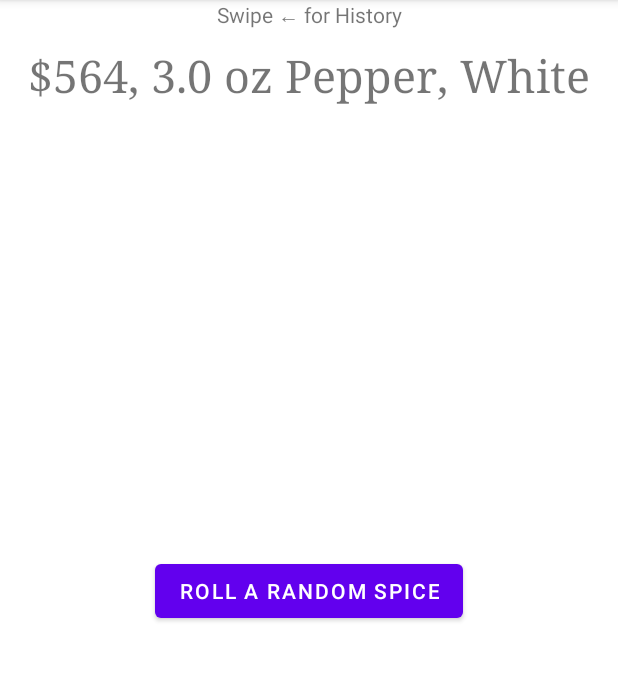
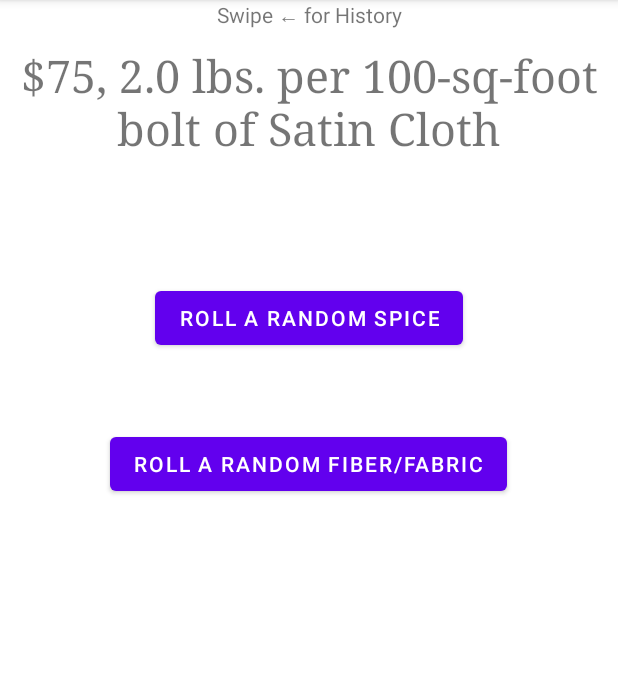
Before and after one commit to Patchcoat/random_treasure, an Android app: the screen it shows after launch (MainActivity), in the options menu, after a tap on "Settings", on a phone screen of 412 x 824 dp, the part 84-765 px from its top. Run offline under Robolectric (Android 15) with nearby library versions, the phone set to English and light mode, and no system bars.

Commit message:
Fiber and Fabric builder

```diff
--- a/app/src/main/java/com/metallicim/randomtreasure/FirstFragment.java
+++ b/app/src/main/java/com/metallicim/randomtreasure/FirstFragment.java
@@ -49,5 +49,6 @@ public class FirstFragment extends Fragment {
         treasureText = view.findViewById(R.id.treasure);
 
         view.findViewById(R.id.button_spice).setOnClickListener(view1 -> treasureHandler(TreasureBuilder.buildSpice()));
+        view.findViewById(R.id.button_fiber).setOnClickListener(view1 -> treasureHandler(TreasureBuilder.buildFiber()));
     }
 }
--- a/app/src/main/java/com/metallicim/randomtreasure/TreasureBuilder.java
+++ b/app/src/main/java/com/metallicim/randomtreasure/TreasureBuilder.java
@@ -3,6 +3,8 @@ package com.metallicim.randomtreasure;
 import java.text.DecimalFormat;
 import java.text.DecimalFormatSymbols;
 import java.util.Locale;
+
+import javax.crypto.SealedObject;
 
 /**
  * <h1>Treasure Builder Object</h1>
@@ -14,24 +16,126 @@ import java.util.Locale;
 public class TreasureBuilder {
 
     /**
+     * Generates a random integer between 0 and max exclusive
+     * @param max the highest value to be generated
+     * @return a random integer between 0 and max exclusive
+     */
+    public static int randomInt(int max) {
+        return (int) ((max) * Math.random());
+    }
+
+    /**
+     * Sum every element in an array
+     * @param array an integer array
+     * @return the sum of every element in an array
+     */
+    public static int ArraySum(int[] array) {
+        int sum = 0;
+        for (int value : array) {
+            sum += value;
+        }
+        return sum;
+    }
+
+    /**
+     * Sums only the beginning elements in an array
+     * @param array an integer array
+     * @param count the number of elements to sum, starting from the beginning
+     * @return the sum of the first 'count' elements in the array
+     */
+    public static int PartialArraySum(int[] array, int count) {
+        int sum = 0;
+        for (int i = 0; i < count && i < array.length; i++) {
+            sum += array[i];
+        }
+        return sum;
+    }
+
+    /**
+     * The sum of all the contents of all the arrays
+     * @param arrays an array of arrays containing integers
+     * @return the sum of every element in every array
+     */
+    public static int SumArrays(int[][] arrays) {
+        int sum = 0;
+        for (int[] array : arrays) {
+            sum += ArraySum(array);
+        }
+        return sum;
+    }
+
+    /**
+     * Selects an index from an array, where each element has a weighted probability.
+     * Imagine a deck of cards all laid out one right after the other. Each card maps to one index
+     * in an array. If you were to select a card at random, you would select an index at random too,
+     * and each index has the same chance of being picked: 1/n where n is the number of cards.\n
+     * Now take some cards and stack them on top of other cards. Sometimes two or three cards will
+     * map to a single index in an array. If you pick a card at random some indexes may have a
+     * higher chance of being picked because they have more cards in them.\n
+     * Now rather than actual cards, just keep the number of cards. That's how this function works.
+     * @param probabilities an integer array of weighted probabilities
+     * @param num the number to select
+     * @return the index of the input array, or -1 if there's a problem
+     */
+    public static int selectFromProbabilityList(int[] probabilities, int num) {
+        int total = 0;
+        for (int category = 0; category < probabilities.length; category++) {
+            total += probabilities[category];
+            if (num < total) {
+                return category;
+            }
+        }
+        return -1;
+    }
+
+
+    public static String rollRaceLeather() {
+        String[] races = {"Cat-Folk", "Coleopteran", "Corpse-Eater", "Dark One", "Dwarf", "Half-Elf", "High Elf", "Mountain Elf", "Sea Elf", "Shadow Elf", "Winged Elf", "Wood Elf", "Faun",
+                "Leprecaun", "Nymph", "Pixie", "Gargoyle", "Gnome", "Goblin", "Half-Orc", "Hobgoblin", "Orc", "Halfling", "Celestial", "Elder-Spawn", "Infernal", "Human", "Air-Infused", "Earth-Infused",
+                "Fire-Infused", "Water-Infused", "Minotaur", "Half-Ogre", "Ogre", "Dragon-Blooded", "Lizard Man", "Troll", "Wildman"};
+        int[] probabilities = {1, 1, 1, 1, 2, 1, 1, 1, 1, 1, 1, 1, 1, 1, 1, 1, 1, 2, 1, 1, 1, 1, 1, 1, 1, 1, 4, 1, 1, 1, 1, 1, 1, 1, 1, 1, 1, 1};
+        return races[selectFromProbabilityList(probabilities, randomInt(ArraySum(probabilities)))];
+    }
+
+    /**
+     * Build an animal, used for leather and fur in the buildFiber() function
+     * @param type 0 for a common animal, 1 for an exotic animal
+     * @return a Treasure Component with it's name equal to the randomly generated animal
+     */
+    public static TreasureComponent buildAnimal(int type) {
+        String[] commonAnimals = {"Seal", "Monkey", "Rabbit", "Fox", "Goat", "Horse", "Ox", "Deer", "Elk", "Reindeer", "Antelope", "Ibex"};
+        String[] exoticAnimals = {"Sable", "Ermine", "Jaguar", "Lion", "Tiger", "Wolf", "Bear", "Wyvern", "Dire Wolf" , "Cave Bear", "Giant Ape", "Frost Snake"};
+        String[] animals = commonAnimals;
+        if (type == 1) {
+            animals = exoticAnimals;
+        }
+        TreasureComponent animal = new TreasureComponent(0, TreasureComponentType.TYPE);
+        animal.setName(animals[randomInt(animals.length)]);
+
+        return animal;
+    }
+
+    /**
      * Build a spice. This includes the type and weight of the spice.
      * @return a TreasureComponent with weight and spice name set as the name, and the monetary
      *         value of the spice set as the cost.
      */
     public static TreasureComponent buildSpice() {
-        String[] spices = { "Allspice", "Anise", "Annatto", "Asafetida", "Cardamom", "Cassia", "Chiles", "Cinnamon", "Clove", "Coriander", "Cumin", "Dwarven Savory Fungus", "Elven Pepperbark", "Faerie Glimmerseed", "Fennel", "Fenugreek", "Ginger", "Halfling Savory", "Huajiao (Szechuan Pepper)", "Mace", "Mustard", "Nigella", "Nutmeg", "Onion Seed", "Orcish Firegrain", "Pepper, Black", "Pepper, White", "Poppy Seed", "Saffron", "Salt", "Salt, Black", "Salt, Red", "Sumac", "Tamarind", "Tumericc", "Zeodary"};
+        String[] spices = { "Allspice", "Anise", "Annatto", "Asafetida", "Cardamom", "Cassia", "Chiles", "Cinnamon", "Clove", "Coriander", "Cumin", "Dwarven Savory Fungus", "Elven Pepperbark",
+                "Faerie Glimmerseed", "Fennel", "Fenugreek", "Ginger", "Halfling Savory", "Huajiao (Szechuan Pepper)", "Mace", "Mustard", "Nigella", "Nutmeg", "Onion Seed", "Orcish Firegrain",
+                "Pepper, Black", "Pepper, White", "Poppy Seed", "Saffron", "Salt", "Salt, Black", "Salt, Red", "Sumac", "Tamarind", "Tumericc", "Zeodary"};
         // in dollars, multiply by 100 to get the component price.
         int[] prices = {150, 150, 113, 75, 150, 75, 38, 150, 150, 150, 150, 75, 38, 270, 75, 150, 38, 150, 150, 225, 38, 75, 150, 38, 150, 150, 188, 38, 300, 15, 38, 38, 38, 15, 38, 150};
         // generate the spice
         TreasureComponent spice = new TreasureComponent(0, TreasureComponentType.SPICE);
-        int spiceNum = (int) (36 * Math.random());
+        int spiceNum = randomInt(spices.length);
         spice.setName(spices[spiceNum]);
         spice.setCost(new Price(prices[spiceNum]*100, 0));
         spice.setBookReference("Dungeon Fantasy 8 p. 11");
 
         // generate the weight
         TreasureComponent weight = new TreasureComponent(1, TreasureComponentType.QUANTITY);
-        double weightValue = ((int) (7 * Math.random() + 1)) / 2.0;
+        double weightValue = (randomInt(6) + 1) / 2.0;
         weight.setName(new DecimalFormat("0.0", DecimalFormatSymbols.getInstance(Locale.ENGLISH)).format(weightValue) + " oz");
         weight.setCost(new Price(0, weightValue - 1));
 
@@ -40,4 +144,134 @@ public class TreasureBuilder {
 
         return spice.assembleTreasure();
     }
+
+    public static TreasureComponent buildFiber() {
+        String[] fibers = {"Cloth", "Fur", "Leather", "Fiber", "Scale-Hide"};
+        int[] probabilities = {0,0,0,0,2};
+        int[] prices = {0,0,0,0,27500};
+        int[] weights = {0,0,0,0,50};
+        String[] clothType = {"Otherworldly", "Giant-Spider Silk", "Gauze", "Linen", "Pashmina Wool", "Plain Silk", "Samite", "Satin", "Velvet", "Wool"};
+        int[] clothProbabilities = {1, 1, 2, 2, 2, 2, 2, 2, 2, 1};
+        int[] clothPrices = {200, 65, 5, 14, 45, 17, 42, 75, 18, 15};
+        double[] clothWeights = {7.5, 1, 1.5, 2.5, 4, 2, 3, 2, 5, 6};
+        String[] furType = {"Common", "Exotic"};
+        int[] furProbabilities = {1, 2};
+        int[] furPrices = {200, 500};
+        double[] furWeights = {75, 75};
+        String[] leatherType = {"Common", "Exotic", "Contraband", "Otherworldly"};
+        int[] leatherProbabilities = {2, 2, 2, 1};
+        int[] leatherPrices = {150, 250, 500, 1000};
+        double[] leatherWeights = {50, 50, 25, 50};
+        String[] fiberType = {"Linen", "Silk", "Wild Silk", "Wool", "Pashmina Wool", "Giant-Spider Silk", "Otherworldly"};
+        int[] fiberProbabilities = {1, 1, 1, 1, 1, 1, 1};
+        int[] fiberPrices = {25, 75, 65, 20, 60, 1000, 7};
+
+        TreasureComponent fiber = new TreasureComponent(0, TreasureComponentType.FIBER);
+        TreasureComponent type = new TreasureComponent(0, TreasureComponentType.TYPE);
+        TreasureComponent weight = new TreasureComponent(0, TreasureComponentType.QUANTITY);
+        TreasureComponent area = new TreasureComponent(0, TreasureComponentType.QUANTITY);
+
+        probabilities[0] = ArraySum(clothProbabilities);
+        probabilities[1] = ArraySum(furProbabilities);
+        probabilities[2] = ArraySum(leatherProbabilities);
+        probabilities[3] = ArraySum(fiberProbabilities);
+
+        int num = randomInt(ArraySum(probabilities));
+        int fiberCategory = selectFromProbabilityList(probabilities, num);
+        fiber.setName(fibers[fiberCategory]);
+        switch(fiberCategory) {
+            case 0: {
+                int clothIndex = selectFromProbabilityList(clothProbabilities, num);
+                fiber.setCost(new Price(clothPrices[clothIndex] * 100, 0));
+                fiber.setBookReference("Dungeon Fantasy 8 p. 12");
+                // weight
+                if (clothIndex == 1) {
+                    weight.setName("1 lb.");
+                } else {
+                    weight.setName(clothWeights[clothIndex] + " lbs.");
+                }
+                // area
+                area.setName("per 100-sq-foot bolt of");
+                // type
+                type.setName(clothType[clothIndex]);
+
+                fiber.addComponent(weight);
+                fiber.addComponent(area);
+                fiber.addComponent(type);
+            } break;
+            case 1: {
+                int furIndex = selectFromProbabilityList(
+                        furProbabilities, num - PartialArraySum(probabilities, fiberCategory));
+                fiber.setCost(new Price(furPrices[furIndex] * 100, 0));
+                fiber.setBookReference("Dungeon Fantasy 8 p. 12");
+                // weight
+                weight.setName(furWeights[furIndex] + " lbs");
+                // area
+                area.setName("per 100-sq-foot bundle of");
+                // type
+                type.setName(furType[furIndex]);
+
+                fiber.addComponent(weight);
+                fiber.addComponent(area);
+                fiber.addComponent(type);
+                TreasureComponent animal = buildAnimal(furIndex);
+                fiber.addComponent(animal);
+            } break;
+            case 2: {
+                int leatherIndex = selectFromProbabilityList(
+                        leatherProbabilities, num - PartialArraySum(probabilities, fiberCategory));
+                fiber.setCost(new Price(leatherPrices[leatherIndex] * 100, 0));
+                fiber.setBookReference("Dungeon Fantasy 8 p. 12");
+                // weight
+                weight.setName(leatherWeights[leatherIndex] + " lbs.");
+                // area
+                area.setName("per 100-sq-foot bundle of");
+                // type
+                type.setName(leatherType[leatherIndex]);
+
+                fiber.addComponent(weight);
+                fiber.addComponent(area);
+                fiber.addComponent(type);
+                if (leatherIndex <= 1) {
+                    TreasureComponent animal = buildAnimal(leatherIndex);
+                    fiber.addComponent(animal);
+                } else if (leatherIndex == 2) {
+                    TreasureComponent race = new TreasureComponent(0, TreasureComponentType.TYPE);
+                    race.setName(rollRaceLeather());
+                    fiber.addComponent(race);
+                }
+            } break;
+            case 3: {
+                int fiberIndex = selectFromProbabilityList(
+                        fiberProbabilities, num - PartialArraySum(probabilities, fiberCategory));
+                fiber.setCost(new Price(fiberPrices[fiberIndex], 0));
+                fiber.setBookReference("Dungeon Fantasy 8 p. 12");
+                // weight
+                double weightValue = (randomInt(6) + randomInt(6) + 2) * 3;
+                weight.setName(weightValue + " lbs. of ");
+                weight.setCost(new Price(0, weightValue - 1));
+                // type
+                type.setName(fiberType[fiberIndex]);
+
+                fiber.addComponent(weight);
+                fiber.addComponent(type);
+            } break;
+            case 4: {
+                fiber.setCost(new Price(prices[fiberCategory], 0));
+                fiber.setBookReference("Dungeon Fantasy 8 p. 12");
+                // weight
+                weight.setName(weights[fiberCategory] + " lbs.");
+                // area
+                area.setName("per 100-sq-foot bundle of");
+
+                // apply the weight and area
+                fiber.addComponent(weight);
+                fiber.addComponent(area);
+            } break;
+            default:
+                break;
+        }
+
+        return fiber.assembleTreasure();
+    }
 }
--- a/app/src/main/res/layout/fragment_first.xml
+++ b/app/src/main/res/layout/fragment_first.xml
@@ -15,16 +15,6 @@
         app:layout_constraintStart_toStartOf="parent"
         app:layout_constraintTop_toTopOf="parent" />
 
-    <Button
-        android:id="@+id/button_spice"
-        android:layout_width="wrap_content"
-        android:layout_height="wrap_content"
-        android:text="@string/spice"
-        app:layout_constraintBottom_toBottomOf="parent"
-        app:layout_constraintEnd_toEndOf="parent"
-        app:layout_constraintStart_toStartOf="parent"
-        app:layout_constraintTop_toBottomOf="@+id/textview_first" />
-
     <TextView
         android:id="@+id/treasure"
         android:layout_width="wrap_content"
@@ -37,4 +27,27 @@
         app:layout_constraintEnd_toEndOf="parent"
         app:layout_constraintStart_toStartOf="parent"
         app:layout_constraintTop_toBottomOf="@+id/textview_first" />
+
+    <Button
+        android:id="@+id/button_spice"
+        android:layout_width="wrap_content"
+        android:layout_height="wrap_content"
+        android:layout_marginTop="168dp"
+        android:text="@string/spice"
+        app:layout_constraintEnd_toEndOf="parent"
+        app:layout_constraintStart_toStartOf="parent"
+        app:layout_constraintTop_toBottomOf="@+id/textview_first" />
+
+    <Button
+        android:id="@+id/button_fiber"
+        android:layout_width="wrap_content"
+        android:layout_height="wrap_content"
+        android:text="@string/fiber"
+        app:layout_constraintBottom_toBottomOf="parent"
+        app:layout_constraintEnd_toEndOf="parent"
+        app:layout_constraintHorizontal_bias="0.496"
+        app:layout_constraintStart_toStartOf="parent"
+        app:layout_constraintTop_toBottomOf="@+id/button_spice"
+        app:layout_constraintVertical_bias="0.102" />
+
 </androidx.constraintlayout.widget.ConstraintLayout>
--- a/app/src/main/res/values/strings.xml
+++ b/app/src/main/res/values/strings.xml
@@ -12,4 +12,5 @@
     <string name="defaultTreasure">Treasure</string>
 
     <string name="spice">Roll a Random Spice</string>
+    <string name="fiber">Roll a Random Fiber/Fabric</string>
 </resources>
```
Also changed, not shown: app/src/main/java/com/metallicim/randomtreasure/TreasureComponentType.java (+10 -2 lines).
